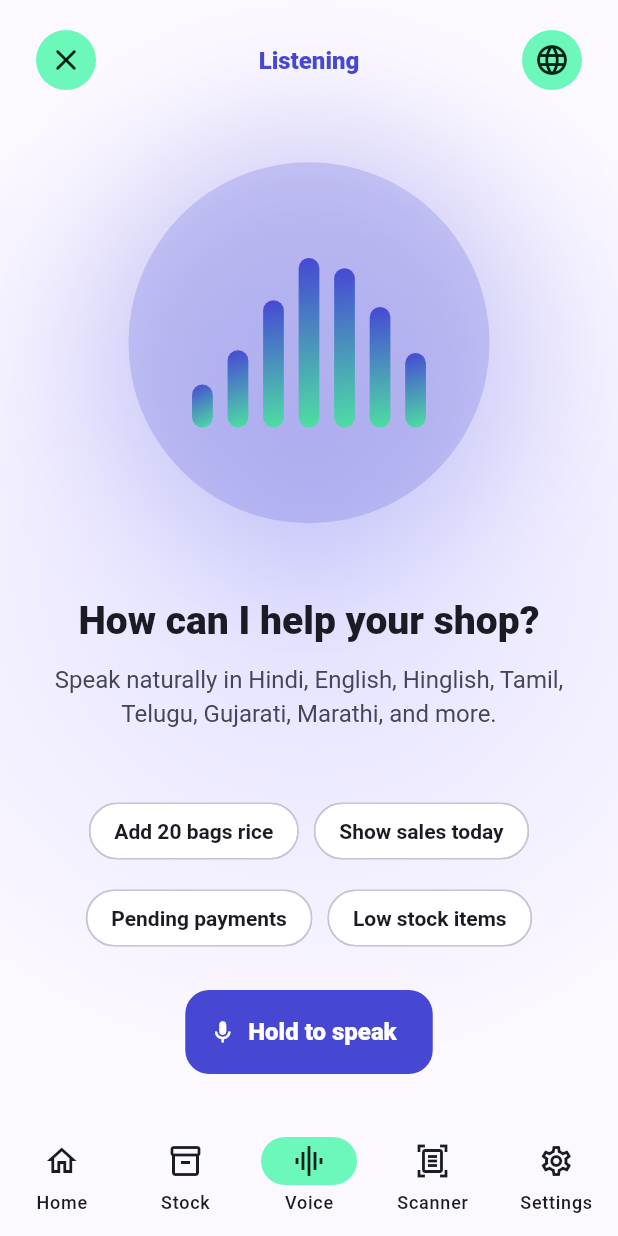
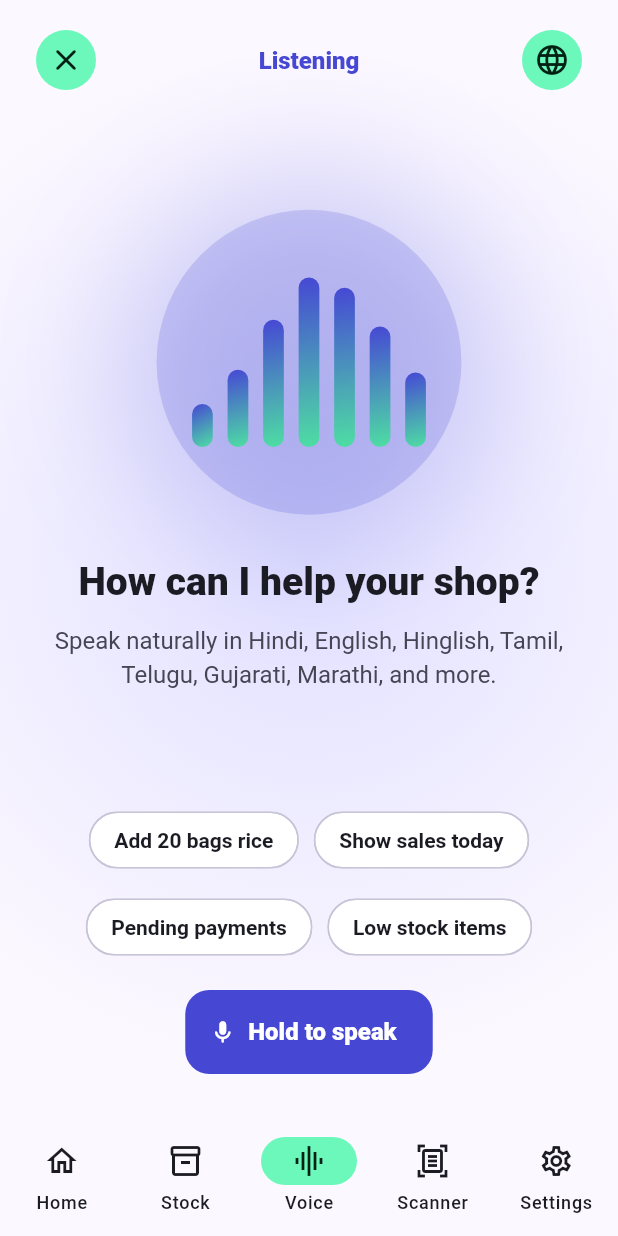
Before and after one commit to Dinakaran-k/vaani-ai, a Flutter app: the VoiceAssistantScreen screen opened by its route, on a phone screen of 412 x 824 dp. Run offline on Flutter 3.47's test engine with Material 3 defaults, Android fonts, the phone set to English and light mode, and no system bars; our stand-ins replace camera, cloud_firestore, connectivity_plus, dio, firebase_auth, firebase_core and 8 more; accounts and stored records are empty; Roboto replaces fonts that are missing (Plus Jakarta Sans).

Commit message:
Harden remaining mobile flows

```diff
--- a/lib/features/voice/presentation/voice_assistant_screen.dart
+++ b/lib/features/voice/presentation/voice_assistant_screen.dart
@@ -61,12 +61,12 @@ class _VoiceAssistantScreenState extends State<VoiceAssistantScreen> {
                 ),
                 const Spacer(),
                 AnimatedAiGlow(
-                  size: 244,
+                  size: MediaQuery.sizeOf(context).height < 760 ? 188 : 206,
                   glowColor:
                       _listening ? VaaniTheme.primary : VaaniTheme.secondary,
                   child: const AnimatedVaaniWaveform(),
                 ),
-                const SizedBox(height: 48),
+                const SizedBox(height: 28),
                 AnimatedSwitcher(
                   duration: const Duration(milliseconds: 260),
                   child: Column(
@@ -116,7 +116,7 @@ class _VoiceAssistantScreenState extends State<VoiceAssistantScreen> {
                     ),
                   ],
                 ),
-                const SizedBox(height: 24),
+                const SizedBox(height: 18),
                 FilledButton.icon(
                   onPressed: () => setState(() => _listening = !_listening),
                   icon: Icon(_listening ? Icons.mic_rounded : Icons.stop),
```
Also changed, not shown: lib/shared/presentation/vaani_shell.dart (+9 -4 lines), 6 other files.
